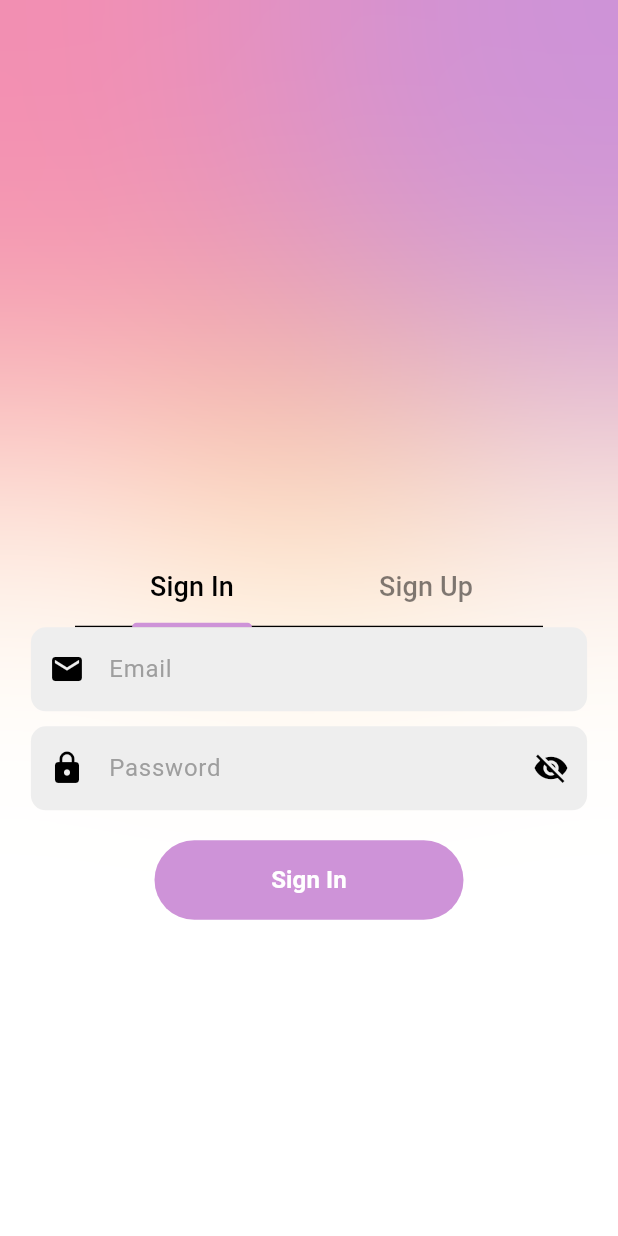
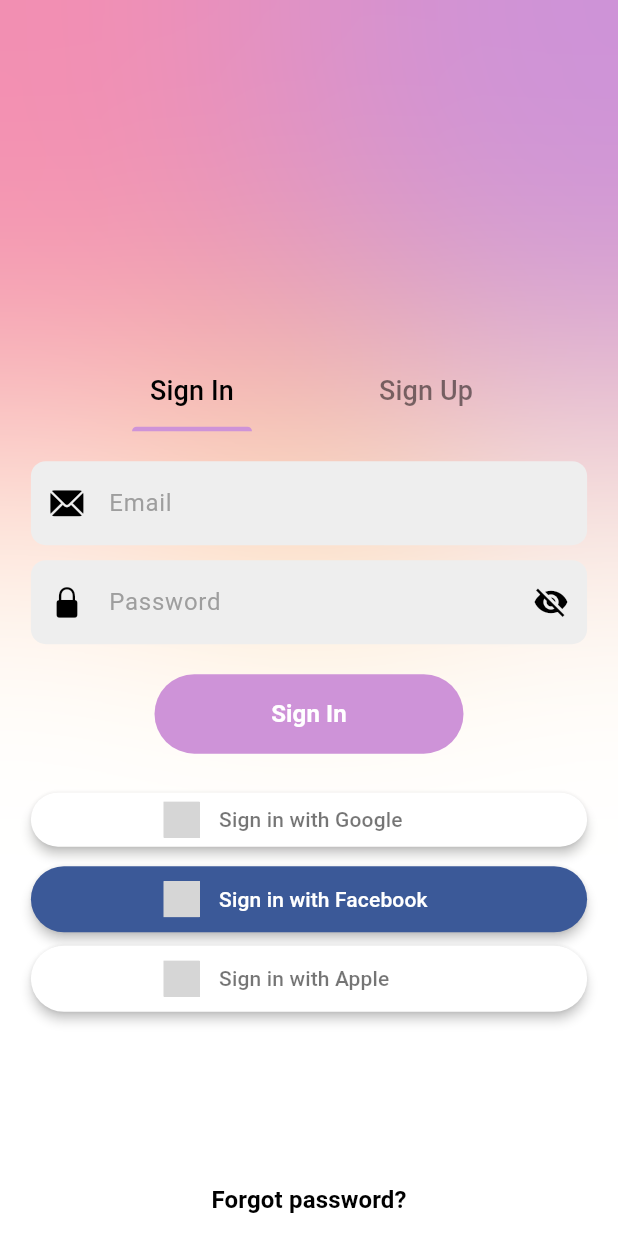
Before and after one commit to GabTibolla/LoginFirebase, a Flutter app: the screen it shows after launch, on a phone screen of 412 x 824 dp. Run offline on Flutter 3.47's test engine with Material 3 defaults, Android fonts, the phone set to English and light mode, and no system bars; drawn by our look-alikes of sign_in_button; our stand-ins replace bloc, cloud_firestore, equatable, firebase_auth, firebase_core, flutter_bloc and 1 more; accounts and stored records are empty; grey boxes are pictures that could not be loaded.

Commit message:
feat: add error messages and login with google
This commit will add login buttons like Facebook, Apple and Google. Only the Google option is currently working, however, the others will be added in the next versions.
Error handling will be added to the registration screen

```diff
--- a/lib/blocs/authentication_bloc/authentication_state.dart
+++ b/lib/blocs/authentication_bloc/authentication_state.dart
@@ -1,6 +1,6 @@
 part of 'authentication_bloc.dart';
 
-enum AuthenticationStatus { authenticated, unauthenticated, unknown }
+enum AuthenticationStatus { authenticated, unauthenticated, unknown, recovery }
 
 class AuthenticationState extends Equatable {
   const AuthenticationState._({
--- a/lib/blocs/sign_in_bloc/sign_in_event.dart
+++ b/lib/blocs/sign_in_bloc/sign_in_event.dart
@@ -14,6 +14,10 @@ class SignInRequired extends SignInEvent {
   const SignInRequired({required this.email, required this.password});
 }
 
+class SignInGoogleRequired extends SignInEvent {
+  const SignInGoogleRequired();
+}
+
 class SignOutRequired extends SignInEvent {
   const SignOutRequired();
 }
--- a/lib/blocs/sign_up_bloc/sign_up_state.dart
+++ b/lib/blocs/sign_up_bloc/sign_up_state.dart
@@ -11,6 +11,10 @@ final class SignUpBlocInitial extends SignUpState {}
 
 class SignUpSuccess extends SignUpState {}
 
-class SignUpFailure extends SignUpState {}
+class SignUpFailure extends SignUpState {
+  final String? message;
+
+  const SignUpFailure({this.message});
+}
 
 class SignUpProgress extends SignUpState {}
--- a/lib/blocs/user_model_bloc/user_model_bloc_bloc.dart
+++ b/lib/blocs/user_model_bloc/user_model_bloc_bloc.dart
@@ -6,8 +6,6 @@ part 'user_model_bloc_state.dart';
 
 class UserModelBlocBloc extends Bloc<UserModelBlocEvent, UserModelBlocState> {
   UserModelBlocBloc() : super(UserModelBlocInitial()) {
-    on<UserModelBlocEvent>((event, emit) {
-      // TODO: implement event handler
-    });
+    on<UserModelBlocEvent>((event, emit) {});
   }
 }
--- a/lib/screens/auth/sign_in_screen.dart
+++ b/lib/screens/auth/sign_in_screen.dart
@@ -1,8 +1,11 @@
+import 'package:flutter/cupertino.dart';
 import 'package:flutter/material.dart';
-import 'package:flutter/widgets.dart';
+
 import 'package:flutter_bloc/flutter_bloc.dart';
+
 import 'package:schedule_barber/blocs/sign_in_bloc/sign_in_bloc.dart';
 import 'package:schedule_barber/screens/auth/components/my_text_field.dart';
+import 'package:sign_in_button/sign_in_button.dart';
 
 class SignInScreen extends StatefulWidget {
   const SignInScreen({super.key});
@@ -59,7 +62,7 @@ class _SignInScreenState extends State<SignInScreen> {
                   return null;
                 },
                 errorMsg: _erroMsg,
-                prefixIcon: const Icon(Icons.email),
+                prefixIcon: const Icon(CupertinoIcons.mail_solid),
               ),
             ),
             const SizedBox(height: 10),
@@ -79,7 +82,7 @@ class _SignInScreenState extends State<SignInScreen> {
                   return null;
                 },
                 errorMsg: _erroMsg,
-                prefixIcon: const Icon(Icons.lock),
+                prefixIcon: const Icon(CupertinoIcons.lock_fill),
                 suffixIcon: IconButton(
                   onPressed: () {
                     setState(() {
@@ -124,6 +127,72 @@ class _SignInScreenState extends State<SignInScreen> {
                     ),
                   )
                 : const CircularProgressIndicator(),
+            const SizedBox(height: 20),
+            SizedBox(
+              width: MediaQuery.of(context).size.width * 0.9,
+              child: SignInButton(
+                Buttons.google,
+                onPressed: () {
+                  context.read<SignInBloc>().add(const SignInGoogleRequired());
+                },
+                padding: const EdgeInsets.symmetric(vertical: 5),
+                shape: ShapeBorder.lerp(
+                  RoundedRectangleBorder(borderRadius: BorderRadius.circular(60)),
+                  RoundedRectangleBorder(borderRadius: BorderRadius.circular(60)),
+                  0.5,
+                ),
+                elevation: 3,
+              ),
+            ),
+            const SizedBox(height: 5),
+            SizedBox(
+              width: MediaQuery.of(context).size.width * 0.9,
+              child: SignInButton(
+                Buttons.facebook,
+                onPressed: () {
+                  //context.read<SignInBloc>().add(const SignInGoogleRequired());
+                },
+                padding: const EdgeInsets.symmetric(vertical: 10),
+                shape: ShapeBorder.lerp(
+                  RoundedRectangleBorder(borderRadius: BorderRadius.circular(60)),
+                  RoundedRectangleBorder(borderRadius: BorderRadius.circular(60)),
+                  0.5,
+                ),
+                elevation: 3,
+              ),
+            ),
+            const SizedBox(height: 5),
+            SizedBox(
+              width: MediaQuery.of(context).size.width * 0.9,
+              child: SignInButton(
+                Buttons.apple,
+                onPressed: () {
+                  //context.read<SignInBloc>().add(const SignInGoogleRequired());
+                },
+                padding: const EdgeInsets.symmetric(vertical: 10),
+                shape: ShapeBorder.lerp(
+                  RoundedRectangleBorder(borderRadius: BorderRadius.circular(60)),
+                  RoundedRectangleBorder(borderRadius: BorderRadius.circular(60)),
+                  0.5,
+                ),
+                elevation: 3,
+              ),
+            ),
+            // Texto para recuperar a senha bem embaixo da tela
+            const Spacer(),
+            TextButton(
+              onPressed: () {
+                //Navigator.pushNamed(context, '/forgot_password');
+              },
+              child: const Text(
+                "Forgot password?",
+                style: TextStyle(
+                  color: Colors.black,
+                  fontSize: 16,
+                  fontWeight: FontWeight.w600,
+                ),
+              ),
+            ),
           ],
         ),
       ),
--- a/lib/screens/auth/welcome_screen.dart
+++ b/lib/screens/auth/welcome_screen.dart
@@ -2,11 +2,12 @@ import 'dart:ui';
 
 import 'package:flutter/material.dart';
 import 'package:flutter_bloc/flutter_bloc.dart';
-import 'package:schedule_barber/blocs/authentication_bloc/authentication_bloc.dart';
-import 'package:schedule_barber/blocs/sign_in_bloc/sign_in_bloc.dart';
-import 'package:schedule_barber/blocs/sign_up_bloc/sign_up_bloc.dart';
 import 'package:schedule_barber/screens/auth/sign_in_screen.dart';
 import 'package:schedule_barber/screens/auth/sign_up_screen.dart';
+
+import '../../blocs/authentication_bloc/authentication_bloc.dart';
+import '../../blocs/sign_in_bloc/sign_in_bloc.dart';
+import '../../blocs/sign_up_bloc/sign_up_bloc.dart';
 
 class WelcomeScreen extends StatefulWidget {
   const WelcomeScreen({super.key});
@@ -38,10 +39,7 @@ class _WelcomeScreenState extends State<WelcomeScreen> with TickerProviderStateM
                 child: Container(
                   height: MediaQuery.of(context).size.width,
                   width: MediaQuery.of(context).size.width,
-                  decoration: BoxDecoration(
-                    shape: BoxShape.circle,
-                    color: Theme.of(context).colorScheme.tertiary,
-                  ),
+                  decoration: BoxDecoration(shape: BoxShape.circle, color: Theme.of(context).colorScheme.tertiary),
                 ),
               ),
               Align(
@@ -49,10 +47,7 @@ class _WelcomeScreenState extends State<WelcomeScreen> with TickerProviderStateM
                 child: Container(
                   height: MediaQuery.of(context).size.width / 1.3,
                   width: MediaQuery.of(context).size.width / 1.3,
-                  decoration: BoxDecoration(
-                    shape: BoxShape.circle,
-                    color: Theme.of(context).colorScheme.secondary,
-                  ),
+                  decoration: BoxDecoration(shape: BoxShape.circle, color: Theme.of(context).colorScheme.secondary),
                 ),
               ),
               Align(
@@ -60,10 +55,7 @@ class _WelcomeScreenState extends State<WelcomeScreen> with TickerProviderStateM
                 child: Container(
                   height: MediaQuery.of(context).size.width / 1.3,
                   width: MediaQuery.of(context).size.width / 1.3,
-                  decoration: BoxDecoration(
-                    shape: BoxShape.circle,
-                    color: Theme.of(context).colorScheme.primary,
-                  ),
+                  decoration: BoxDecoration(shape: BoxShape.circle, color: Theme.of(context).colorScheme.primary),
                 ),
               ),
               BackdropFilter(
@@ -73,47 +65,49 @@ class _WelcomeScreenState extends State<WelcomeScreen> with TickerProviderStateM
               Align(
                 alignment: Alignment.bottomCenter,
                 child: SizedBox(
-                  height: MediaQuery.of(context).size.height / 1.8,
+                  height: MediaQuery.of(context).size.height / 1.4,
                   child: Column(
                     children: [
                       Padding(
-                        padding: const EdgeInsets.symmetric(horizontal: 50),
+                        padding: const EdgeInsets.symmetric(horizontal: 50.0),
                         child: TabBar(
+                          dividerColor: Colors.transparent,
                           controller: tabController,
                           unselectedLabelColor: Theme.of(context).colorScheme.onSurface.withOpacity(0.5),
                           labelColor: Theme.of(context).colorScheme.onSurface,
                           tabs: const [
                             Padding(
-                              padding: EdgeInsets.all(12),
+                              padding: EdgeInsets.all(12.0),
                               child: Text(
-                                "Sign In",
-                                style: TextStyle(fontSize: 18),
+                                'Sign In',
+                                style: TextStyle(
+                                  fontSize: 18,
+                                ),
                               ),
                             ),
                             Padding(
-                              padding: EdgeInsets.all(12),
+                              padding: EdgeInsets.all(12.0),
                               child: Text(
-                                "Sign Up",
-                                style: TextStyle(fontSize: 18),
+                                'Sign Up',
+                                style: TextStyle(
+                                  fontSize: 18,
+                                ),
                               ),
                             ),
                           ],
                         ),
                       ),
+                      const SizedBox(height: 20),
                       Expanded(
                         child: TabBarView(
                           controller: tabController,
                           children: [
                             BlocProvider<SignInBloc>(
-                              create: (context) => SignInBloc(
-                                userRepository: context.read<AuthenticationBloc>().userRepository,
-                              ),
+                              create: (context) => SignInBloc(userRepository: context.read<AuthenticationBloc>().userRepository),
                               child: const SignInScreen(),
                             ),
                             BlocProvider<SignUpBloc>(
-                              create: (context) => SignUpBloc(
-                                userRepository: context.read<AuthenticationBloc>().userRepository,
-                              ),
+                              create: (context) => SignUpBloc(userRepository: context.read<AuthenticationBloc>().userRepository),
                               child: const SignUpScreen(),
                             ),
                           ],
@@ -122,7 +116,7 @@ class _WelcomeScreenState extends State<WelcomeScreen> with TickerProviderStateM
                     ],
                   ),
                 ),
-              ),
+              )
             ],
           ),
         ),
--- a/packages/user_repository/lib/src/user_repo.dart
+++ b/packages/user_repository/lib/src/user_repo.dart
@@ -5,6 +5,7 @@ abstract class UserRepository {
   Stream<User?> get user;
 
   Future<void> signIn(String email, String password);
+  Future<void> signInGoogle();
   Future<UserModel> signUp(UserModel userModel, String password);
   Future<void> setUserData(UserModel user);
   Future<void> logOut();
--- a/packages/user_repository/pubspec.yaml
+++ b/packages/user_repository/pubspec.yaml
@@ -15,6 +15,7 @@ dependencies:
   firebase_auth: ^5.1.1
   cloud_firestore: ^5.0.2
   cupertino_icons: ^1.0.6
+  google_sign_in: ^6.2.1
 
 dev_dependencies:
   flutter_test:
```
Also changed, not shown: lib/blocs/sign_in_bloc/sign_in_bloc.dart (+11 -0 lines), lib/blocs/sign_up_bloc/sign_up_bloc.dart (+7 -1 lines), lib/screens/auth/sign_up_screen.dart (+7 -1 lines), packages/user_repository/lib/src/firebase_user_repo.dart (+35 -0 lines), pubspec.yaml (+7 -3 lines), assets/images/logo_google.png (added), packages/user_repository/pubspec.lock, pubspec.lock, 2 other files.
